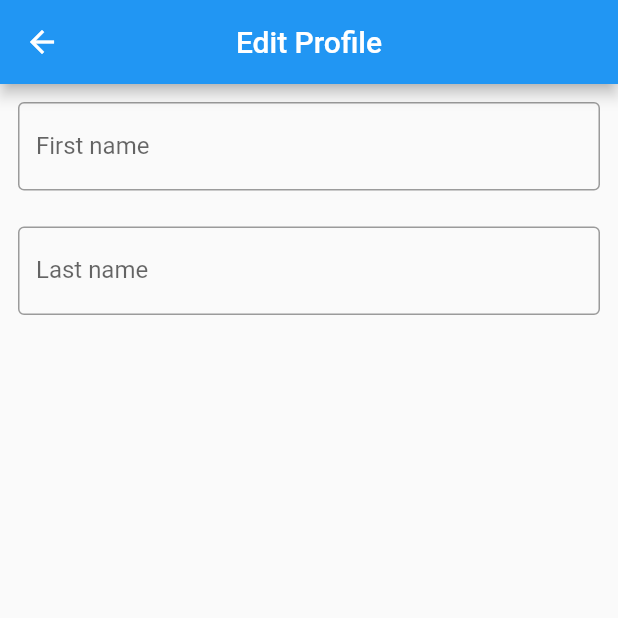
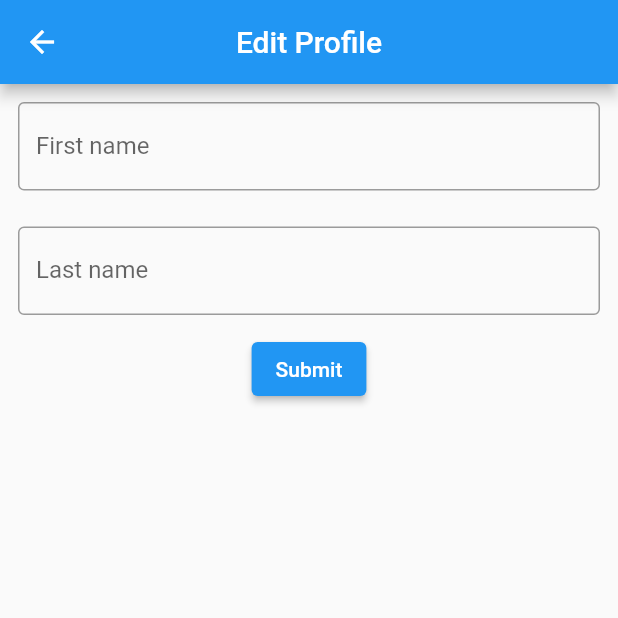
Before and after one commit to jayster7101/SCU_Frugal_Refugee_App, a Flutter app: the screen it shows after launch, item 2 of the bottom bar chosen, after a tap on "Edit", on a phone screen of 412 x 824 dp, the top half of it. Run offline on Flutter 3.47's test engine with Material 2 defaults, Android fonts, the phone set to English and light mode, and no system bars.

```diff
--- a/lib/Pages/profile.dart
+++ b/lib/Pages/profile.dart
@@ -8,6 +8,9 @@ class Profile extends StatefulWidget {
   @override
   State<Profile> createState() => _ProfileState();
 }
+
+@override
+void initState() {}
 
 class _ProfileState extends State<Profile> {
   ProfileData pd = ProfileData();
@@ -21,8 +24,7 @@ class _ProfileState extends State<Profile> {
       body: Center(
         child: Column(
           children: [
-            Row(
-              children: [
+            const SizedBox(height: 12.0),
             Container(
               width: 150,
               height: 150,
@@ -35,11 +37,18 @@ class _ProfileState extends State<Profile> {
                 ),
               ),
             ),
-                ElevatedButton(
-                  onPressed: (){
-                    Navigator.push(context, MaterialPageRoute(
+            Padding(
+              padding: const EdgeInsets.fromLTRB(150.0, 8.0, 150.0, 8.0),
+              child: ElevatedButton(
+                onPressed: () {
+                  Navigator.push(
+                          context,
+                          MaterialPageRoute(
                               builder: (context) => const ProfileChange(),
-                    ));
+                              settings: RouteSettings(arguments: pd)))
+                      .then((value) {
+                    setState(() {});
+                  });
                 },
                 child: Row(
                   children: const [
@@ -48,10 +57,9 @@ class _ProfileState extends State<Profile> {
                   ],
                 ),
               ),
+            ),
             Text(pd.getFirstName()),
             Text(pd.getLastName()),
-              ],
-            ),
           ],
         ),
       ),
--- a/lib/Pages/services/profilechange.dart
+++ b/lib/Pages/services/profilechange.dart
@@ -1,4 +1,5 @@
 import 'package:flutter/material.dart';
+import 'package:starter/Pages/services/profiledata.dart';
 
 class ProfileChange extends StatefulWidget {
   const ProfileChange({Key? key}) : super(key: key);
@@ -8,21 +9,28 @@ class ProfileChange extends StatefulWidget {
 }
 
 class _ProfileChangeState extends State<ProfileChange> {
-  late TextEditingController _controller;
+  late TextEditingController _controller1;
+  late TextEditingController _controller2;
+
   /// Function to initiate `TextEditiingController`
   @override
   void initState() {
     super.initState();
-    _controller = TextEditingController();
+    _controller1 = TextEditingController();
+    _controller2 = TextEditingController();
   }
+
   /// Function to remove controller after finished use
   @override
   void dispose() {
-    _controller.dispose();
+    _controller1.dispose();
+    _controller2.dispose();
     super.dispose();
   }
+
   @override
   Widget build(BuildContext context) {
+    var pd = ModalRoute.of(context)!.settings.arguments as ProfileData;
     return Scaffold(
       appBar: AppBar(
         title: const Text("Edit Profile"),
@@ -34,28 +42,30 @@ class _ProfileChangeState extends State<ProfileChange> {
             Padding(
               padding: const EdgeInsets.all(12.0),
               child: TextFormField(
-                controller: _controller,
-                onFieldSubmitted: (String value){
-
-                },
+                  controller: _controller1,
+                  onFieldSubmitted: (String value) {},
                   decoration: const InputDecoration(
                     border: OutlineInputBorder(),
                     labelText: "First name",
-                )
-              ),
+                  )),
             ),
             Padding(
               padding: const EdgeInsets.all(12.0),
               child: TextFormField(
-                controller: _controller,
-                onFieldSubmitted: (String value){
-
-                },
+                  controller: _controller2,
+                  onFieldSubmitted: (String value) {},
                   decoration: const InputDecoration(
                     border: OutlineInputBorder(),
                     labelText: "Last name",
-                )
+                  )),
             ),
+            ElevatedButton(
+              onPressed: () {
+                pd.changeFirstName(_controller1.text);
+                pd.changeLastName(_controller2.text);
+                Navigator.pop(context);
+              },
+              child: const Text("Submit"),
             ),
           ],
         ),
--- a/pubspec.yaml
+++ b/pubspec.yaml
@@ -36,6 +36,8 @@ dependencies:
   # The following adds the Cupertino Icons font to your application.
   # Use with the CupertinoIcons class for iOS style icons.
   cupertino_icons: ^1.0.2
+  # Adds ability to obtain file locations.
+  path_provider: ^2.0.11
 
 dev_dependencies:
   flutter_test:
```
Also changed, not shown: lib/Pages/services/newscard.dart (+9 -5 lines), lib/Pages/services/profiledata.dart (+34 -9 lines), flutter_01.png (added), pubspec.lock, 12 other files. Lines whose indentation alone changed are shown as unchanged.
